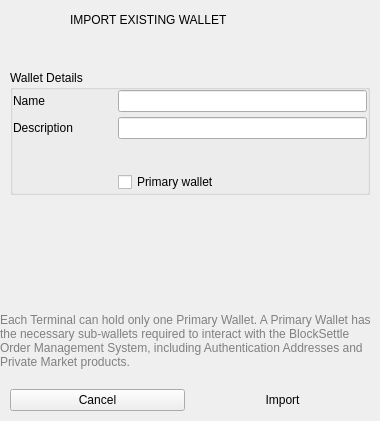
Qt form BlockSettleUILib/ImportWalletDialog.ui (BlockSettle/terminal) before a commit.
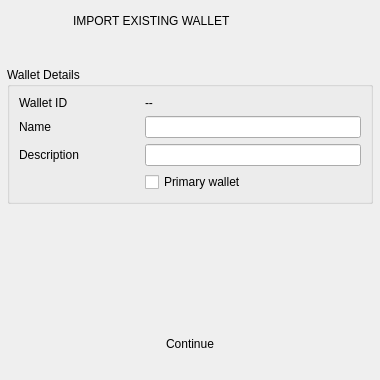
The same form after that commit. Icons and pictures are not drawn. Custom widgets are drawn as their Qt base class.

Commit message: Updated wallet import dialog

The edit to the form file:
```diff
--- a/BlockSettleUILib/ImportWalletDialog.ui
+++ b/BlockSettleUILib/ImportWalletDialog.ui
@@ -7,7 +7,7 @@
     <x>0</x>
     <y>0</y>
     <width>380</width>
-    <height>421</height>
+    <height>380</height>
    </rect>
   </property>
   <property name="windowTitle">
@@ -15,7 +15,7 @@
   </property>
   <layout class="QVBoxLayout" name="verticalLayout">
    <property name="spacing">
-    <number>10</number>
+    <number>7</number>
    </property>
    <property name="leftMargin">
     <number>0</number>
@@ -33,7 +33,7 @@
     <widget class="QWidget" name="horizontalWidget" native="true">
      <property name="minimumSize">
       <size>
-       <width>0</width>
+       <width>380</width>
        <height>60</height>
       </size>
      </property>
@@ -49,8 +49,8 @@
      <widget class="QLabel" name="label">
       <property name="geometry">
        <rect>
-        <x>0</x>
-        <y>0</y>
+        <x>3</x>
+        <y>1</y>
         <width>401</width>
         <height>40</height>
        </rect>
@@ -102,222 +102,95 @@
        <number>0</number>
       </property>
       <property name="leftMargin">
-       <number>10</number>
+       <number>7</number>
       </property>
       <property name="topMargin">
        <number>0</number>
       </property>
       <property name="rightMargin">
-       <number>10</number>
+       <number>7</number>
       </property>
       <property name="bottomMargin">
-       <number>0</number>
+       <number>10</number>
       </property>
       <item>
        <widget class="QGroupBox" name="groupBox">
-        <property name="minimumSize">
-         <size>
-          <width>0</width>
-          <height>0</height>
-         </size>
-        </property>
         <property name="title">
          <string>Wallet Details</string>
         </property>
-        <layout class="QVBoxLayout" name="verticalLayout_2">
-         <property name="spacing">
-          <number>5</number>
-         </property>
-         <property name="leftMargin">
-          <number>0</number>
-         </property>
-         <property name="topMargin">
-          <number>0</number>
-         </property>
-         <property name="rightMargin">
-          <number>0</number>
-         </property>
-         <property name="bottomMargin">
-          <number>0</number>
-         </property>
-         <item>
-          <widget class="QWidget" name="horizontalWidget1" native="true">
-           <layout class="QHBoxLayout" name="horizontalLayout_2">
-            <property name="spacing">
-             <number>5</number>
-            </property>
-            <property name="leftMargin">
-             <number>0</number>
-            </property>
-            <property name="topMargin">
-             <number>0</number>
-            </property>
-            <property name="rightMargin">
-             <number>0</number>
-            </property>
-            <property name="bottomMargin">
-             <number>0</number>
-            </property>
-            <item>
-             <widget class="QLabel" name="label_3">
-              <property name="sizePolicy">
-               <sizepolicy hsizetype="Preferred" vsizetype="Preferred">
-                <horstretch>0</horstretch>
-                <verstretch>0</verstretch>
-               </sizepolicy>
-              </property>
-              <property name="minimumSize">
-               <size>
-                <width>100</width>
-                <height>0</height>
-               </size>
-              </property>
-              <property name="maximumSize">
-               <size>
-                <width>100</width>
-                <height>16777215</height>
-               </size>
-              </property>
-              <property name="sizeIncrement">
-               <size>
-                <width>0</width>
-                <height>0</height>
-               </size>
-              </property>
-              <property name="text">
-               <string>Name</string>
-              </property>
-             </widget>
-            </item>
-            <item>
-             <widget class="QLineEdit" name="lineEditWalletName"/>
-            </item>
-           </layout>
+        <layout class="QGridLayout" name="gridLayout">
+         <item row="3" column="1">
+          <widget class="QCheckBox" name="checkBoxPrimaryWallet">
+           <property name="enabled">
+            <bool>true</bool>
+           </property>
+           <property name="sizePolicy">
+            <sizepolicy hsizetype="Expanding" vsizetype="Fixed">
+             <horstretch>0</horstretch>
+             <verstretch>0</verstretch>
+            </sizepolicy>
+           </property>
+           <property name="text">
+            <string>Primary wallet</string>
+           </property>
           </widget>
          </item>
-         <item>
-          <widget class="QWidget" name="horizontalWidget2" native="true">
-           <layout class="QHBoxLayout" name="horizontalLayout_3">
-            <property name="spacing">
-             <number>5</number>
-            </property>
-            <property name="leftMargin">
-             <number>0</number>
-            </property>
-            <property name="topMargin">
-             <number>0</number>
-            </property>
-            <property name="rightMargin">
-             <number>0</number>
-            </property>
-            <property name="bottomMargin">
-             <number>0</number>
-            </property>
-            <item>
-             <widget class="QLabel" name="label_4">
-              <property name="sizePolicy">
-               <sizepolicy hsizetype="Fixed" vsizetype="Preferred">
-                <horstretch>0</horstretch>
-                <verstretch>0</verstretch>
-               </sizepolicy>
-              </property>
-              <property name="minimumSize">
-               <size>
-                <width>100</width>
-                <height>0</height>
-               </size>
-              </property>
-              <property name="maximumSize">
-               <size>
-                <width>100</width>
-                <height>16777215</height>
-               </size>
-              </property>
-              <property name="sizeIncrement">
-               <size>
-                <width>0</width>
-                <height>0</height>
-               </size>
-              </property>
-              <property name="midLineWidth">
-               <number>0</number>
-              </property>
-              <property name="text">
-               <string>Description</string>
-              </property>
-              <property name="alignment">
-               <set>Qt::AlignLeading|Qt::AlignLeft|Qt::AlignVCenter</set>
-              </property>
-             </widget>
-            </item>
-            <item>
-             <widget class="QLineEdit" name="lineEditDescription"/>
-            </item>
-           </layout>
+         <item row="2" column="1">
+          <widget class="QLineEdit" name="lineEditDescription"/>
+         </item>
+         <item row="1" column="0">
+          <widget class="QLabel" name="label_3">
+           <property name="sizeIncrement">
+            <size>
+             <width>0</width>
+             <height>0</height>
+            </size>
+           </property>
+           <property name="text">
+            <string>Name</string>
+           </property>
           </widget>
          </item>
-         <item>
-          <widget class="WalletKeysCreateWidget" name="widgetCreateKeys" native="true">
+         <item row="1" column="1">
+          <widget class="QLineEdit" name="lineEditWalletName"/>
+         </item>
+         <item row="2" column="0">
+          <widget class="QLabel" name="label_4">
+           <property name="sizeIncrement">
+            <size>
+             <width>0</width>
+             <height>0</height>
+            </size>
+           </property>
+           <property name="midLineWidth">
+            <number>0</number>
+           </property>
+           <property name="text">
+            <string>Description</string>
+           </property>
+           <property name="alignment">
+            <set>Qt::AlignLeading|Qt::AlignLeft|Qt::AlignVCenter</set>
+           </property>
+          </widget>
+         </item>
+         <item row="0" column="0">
+          <widget class="QLabel" name="label_5">
            <property name="minimumSize">
             <size>
-             <width>0</width>
-             <height>23</height>
+             <width>120</width>
+             <height>0</height>
             </size>
            </property>
-           <layout class="QHBoxLayout" name="horizontalLayout_5"/>
+           <property name="text">
+            <string>Wallet ID</string>
+           </property>
           </widget>
          </item>
-         <item>
-          <widget class="QWidget" name="horizontalWidget5" native="true">
-           <layout class="QHBoxLayout" name="horizontalLayout_4">
-            <property name="spacing">
-             <number>0</number>
-            </property>
-            <property name="leftMargin">
-             <number>0</number>
-            </property>
-            <property name="topMargin">
-             <number>0</number>
-            </property>
-            <property name="rightMargin">
-             <number>0</number>
-            </property>
-            <property name="bottomMargin">
-             <number>0</number>
-            </property>
-            <item>
-             <spacer name="horizontalSpacer_2">
-              <property name="orientation">
-               <enum>Qt::Horizontal</enum>
-              </property>
-              <property name="sizeType">
-               <enum>QSizePolicy::Fixed</enum>
-              </property>
-              <property name="sizeHint" stdset="0">
-               <size>
-                <width>105</width>
-                <height>20</height>
-               </size>
-              </property>
-             </spacer>
-            </item>
-            <item>
-             <widget class="QCheckBox" name="checkBoxPrimaryWallet">
-              <property name="enabled">
-               <bool>true</bool>
-              </property>
-              <property name="sizePolicy">
-               <sizepolicy hsizetype="Expanding" vsizetype="Fixed">
-                <horstretch>0</horstretch>
-                <verstretch>0</verstretch>
-               </sizepolicy>
-              </property>
-              <property name="text">
-               <string>Primary wallet</string>
-              </property>
-             </widget>
-            </item>
-           </layout>
+         <item row="0" column="1">
+          <widget class="QLabel" name="labelWalletId">
+           <property name="text">
+            <string>--</string>
+           </property>
           </widget>
          </item>
         </layout>
@@ -326,35 +199,23 @@
      </layout>
     </widget>
    </item>
+   <item>
+    <widget class="WalletKeysCreateWidget" name="widgetCreateKeys" native="true">
+     <property name="minimumSize">
+      <size>
+       <width>100</width>
+       <height>23</height>
+      </size>
+     </property>
+    </widget>
+   </item>
    <item>
     <spacer name="verticalSpacer">
      <property name="orientation">
       <enum>Qt::Vertical</enum>
      </property>
-     <property name="sizeHint" stdset="0">
-      <size>
-       <width>20</width>
-       <height>40</height>
-      </size>
-     </property>
     </spacer>
    </item>
-   <item>
-    <widget class="QLabel" name="labelHintPrimary">
-     <property name="styleSheet">
-      <string notr="true">QLabel { color: gray }</string>
-     </property>
-     <property name="text">
-      <string>Each Terminal can hold only one Primary Wallet. A Primary Wallet has the necessary sub-wallets required to interact with the BlockSettle Order Management System, including Authentication Addresses and Private Market products.</string>
-     </property>
-     <property name="wordWrap">
-      <bool>true</bool>
-     </property>
-     <property name="margin">
-      <number>5</number>
-     </property>
-    </widget>
-   </item>
    <item>
     <widget class="QWidget" name="widget" native="true">
      <property name="buttonBar" stdset="0">
@@ -376,22 +237,6 @@
       <property name="bottomMargin">
        <number>10</number>
       </property>
-      <item>
-       <widget class="QPushButton" name="pushButtonCancel">
-        <property name="minimumSize">
-         <size>
-          <width>100</width>
-          <height>0</height>
-         </size>
-        </property>
-        <property name="text">
-         <string>Cancel</string>
-        </property>
-        <property name="autoDefault">
-         <bool>false</bool>
-        </property>
-       </widget>
-      </item>
       <item>
        <widget class="QPushButton" name="pushButtonImport">
         <property name="minimumSize">
@@ -401,7 +246,7 @@
          </size>
         </property>
         <property name="text">
-         <string>Import</string>
+         <string>Continue</string>
         </property>
         <property name="default">
          <bool>true</bool>
```
The commit also changes 5 other files.
